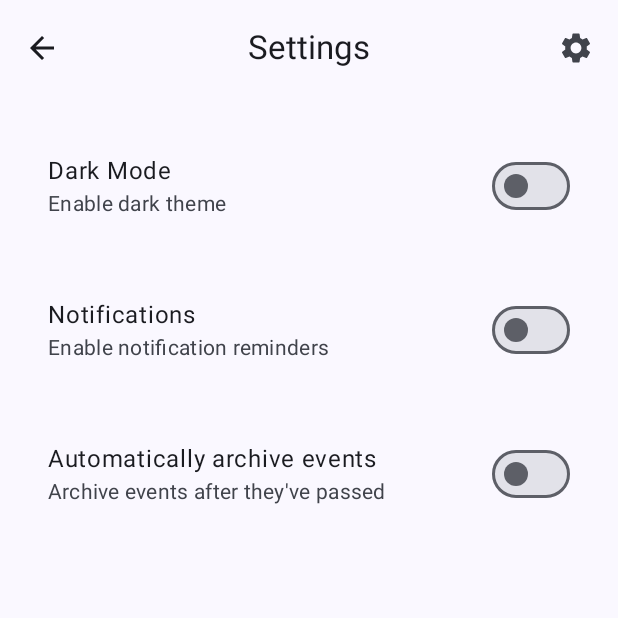
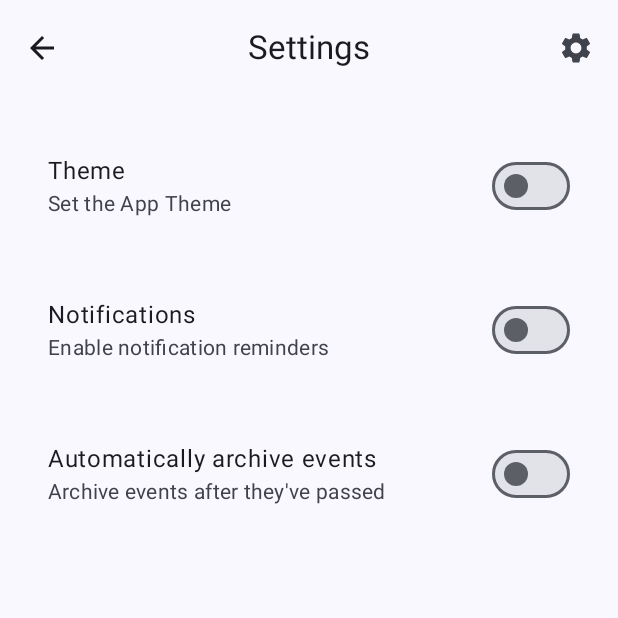
Before and after one commit to ossalali/Days-Remaining, an Android app built with Jetpack Compose: the screen it shows after launch (MainActivity), after a tap on "Open Settings screen", on a phone screen of 412 x 824 dp, the top half of it. Run offline under Robolectric (Android 15) with nearby library versions, the light colour scheme and no system bars; our stand-ins replace Dagger/Hilt's generated code, Material 3 Expressive styles (plain Material 3 is drawn), Navigation 3, Room's generated code; 3 statements that could not run were skipped.

Commit message:
feat(Settings): Toggle Switches
This commit implements toggle functionality for notification and auto-archive settings in the SettingsScreen.

- Modified `SettingsViewModel` to toggle boolean values directly instead of taking a boolean parameter.
- Updated `SettingsScreen` to use `collectAsState` to observe changes in ViewModel.
- Introduced `SettingItemBoolean` composable to handle boolean settings with a Switch.
- Renamed `SettingItem` to `SettingItemDropDown` for clarity.

```diff
--- a/app/src/main/java/com/ossalali/daysremaining/presentation/ui/SettingsScreen.kt
+++ b/app/src/main/java/com/ossalali/daysremaining/presentation/ui/SettingsScreen.kt
@@ -14,9 +14,11 @@ import androidx.compose.material3.Surface
 import androidx.compose.material3.Switch
 import androidx.compose.material3.Text
 import androidx.compose.runtime.Composable
+import androidx.compose.runtime.collectAsState
 import androidx.compose.ui.Modifier
 import androidx.compose.ui.unit.dp
 import androidx.hilt.navigation.compose.hiltViewModel
+import com.ossalali.daysremaining.presentation.ui.theme.Dimensions
 import com.ossalali.daysremaining.presentation.viewmodel.SettingsViewModel
 
 @OptIn(ExperimentalMaterial3Api::class)
@@ -25,37 +27,39 @@ fun SettingsScreen(
   viewModel: SettingsViewModel = hiltViewModel(),
   paddingValues: PaddingValues = PaddingValues(),
 ) {
+    val notificationEnabled = viewModel.notificationsEnabled.collectAsState().value
+    val autoArchiveEnabled = viewModel.autoArchiveEnabled.collectAsState().value
     Surface(
       modifier = Modifier.fillMaxSize().padding(paddingValues),
       color = MaterialTheme.colorScheme.background,
     ) {
-        Column(modifier = Modifier.fillMaxSize().padding(16.dp)) {
-            SettingItem(
-              title = "Dark Mode",
-              description = "Enable dark theme",
+        Column(modifier = Modifier.fillMaxSize().padding(Dimensions.default)) {
+            SettingItemDropDown(
+              title = "Theme",
+              description = "Set the App Theme",
               checked = false, // Should come from viewModel
               onCheckedChange = { /* Implement in viewModel */ },
             )
 
-            SettingItem(
+            SettingItemBoolean(
               title = "Notifications",
               description = "Enable notification reminders",
-              checked = false, // Should come from viewModel
-              onCheckedChange = { /* Implement in viewModel */ },
+              checked = notificationEnabled,
+              onCheckedChange = { viewModel.toggleNotifications() },
             )
 
-            SettingItem(
+            SettingItemBoolean(
               title = "Automatically archive events",
               description = "Archive events after they've passed",
-              checked = false, // Should come from viewModel
-              onCheckedChange = { /* Implement in viewModel */ },
+              checked = autoArchiveEnabled,
+              onCheckedChange = { viewModel.toggleAutoArchive() },
             )
         }
     }
 }
 
 @Composable
-fun SettingItem(
+fun SettingItemBoolean(
   title: String,
   description: String,
   checked: Boolean,
@@ -70,3 +74,20 @@ fun SettingItem(
         Spacer(modifier = Modifier.height(8.dp))
     }
 }
+
+@Composable
+fun SettingItemDropDown(
+  title: String,
+  description: String,
+  checked: Boolean,
+  onCheckedChange: (Boolean) -> Unit,
+) {
+    Column(modifier = Modifier.fillMaxWidth().padding(vertical = 8.dp)) {
+        ListItem(
+          headlineContent = { Text(text = title) },
+          supportingContent = { Text(text = description) },
+          trailingContent = { Switch(checked = checked, onCheckedChange = onCheckedChange) },
+        )
+        Spacer(modifier = Modifier.height(8.dp))
+    }
+}
```
Also changed, not shown: app/src/main/java/com/ossalali/daysremaining/presentation/viewmodel/SettingsViewModel.kt (+4 -4 lines).
